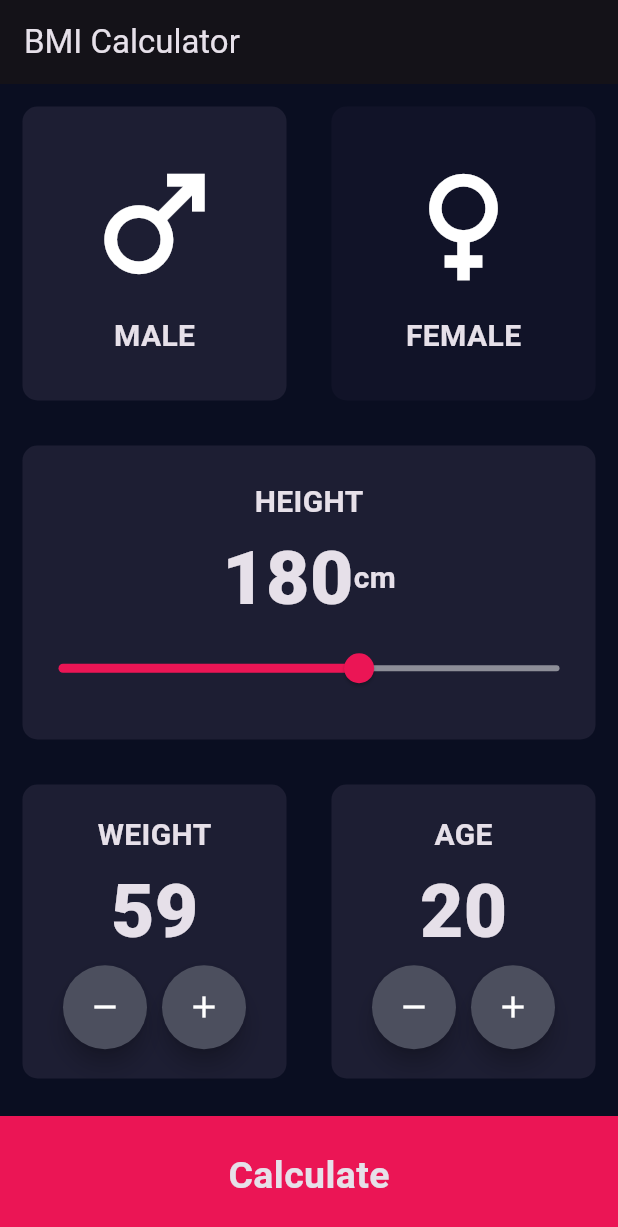
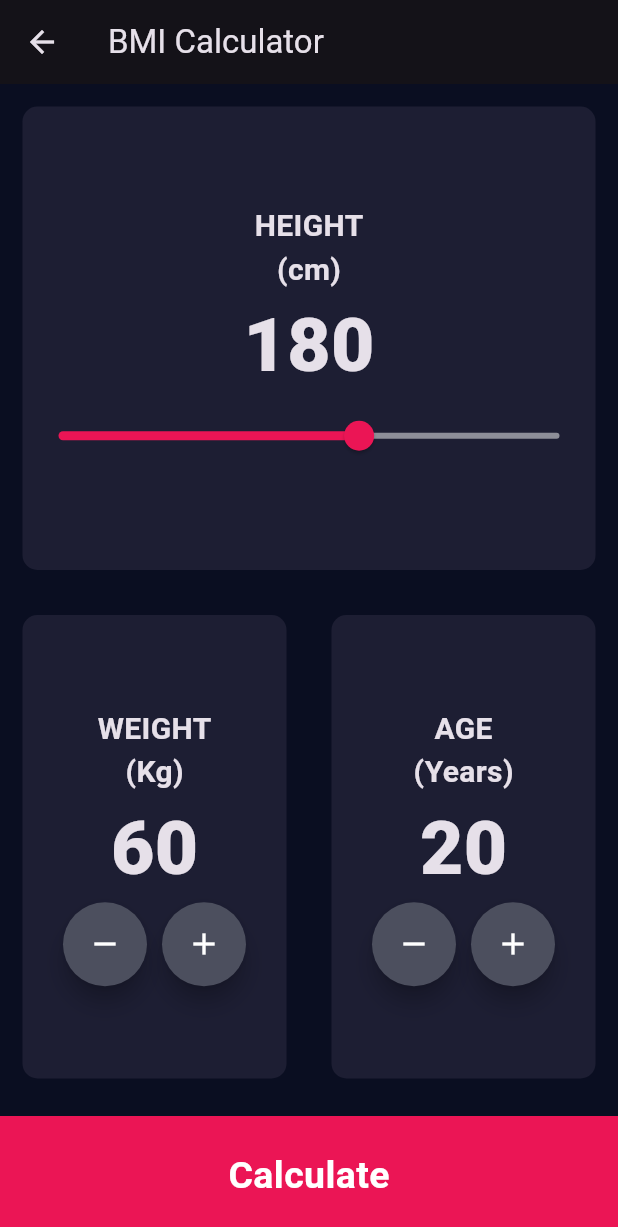
Before and after one commit to aliahmadshah56/Basic_Apps, a Flutter app: the screen it shows after launch, after a tap on "MALE", on a phone screen of 412 x 824 dp. Shown: the top 1227 px of the screen. Run offline on Flutter 3.47's test engine with Material 3 defaults, Android fonts, the light colour scheme and no system bars; our stand-ins replace assets_audio_player.

Commit message:
Gender Page

```diff
--- a/bmi/lib/InputPage.dart
+++ b/bmi/lib/InputPage.dart
@@ -1,77 +1,36 @@
-import 'package:bmi/calculateData.dart';
-import 'package:bmi/result.dart';
-import 'package:bmi/tStyle.dart';
 import 'package:flutter/material.dart';
-
 import 'calculateData.dart';
+import 'gen.dart';
+import 'result.dart';
+import 'tStyle.dart';
 import 'container.dart';
-import 'iconandtext.dart';
-
-enum Gender { male, female }
 
 class Input extends StatefulWidget {
-  const Input({super.key});
+  final Gender selectedGender;
+
+  const Input({super.key, required this.selectedGender});
 
   @override
-  State<Input> createState() => _InputState();
+  State<Input> createState() => _InputPageState();
 }
 
-class _InputState extends State<Input> {
-  Gender? selectGen;
-  int sHeight = 180;
-  int sliderw = 60;
-  int slidera = 20;
+class _InputPageState extends State<Input> {
+  int height = 180;
+  int weight = 60;
+  int age = 20;
 
   @override
   Widget build(BuildContext context) {
     return Scaffold(
       appBar: AppBar(
-          title: Text('BMI Calculator'),
+        title: const Text('BMI Calculator'),
       ),
       body: Column(
         crossAxisAlignment: CrossAxisAlignment.stretch,
         children: [
           Expanded(
-              child: Row(
-                children: [
-                  Expanded(
             child: RepaeatContainer(
-                      onPressed: () {
-                        setState(() {
-                          selectGen = Gender.male;
-                        });
-                      },
-                      color: selectGen == Gender.male
-                          ? activeColor
-                          : deActiveColor,
-                      cardWidget: columnWidget(
-                        ico: Icons.male,
-                        txt: 'MALE',
-                      ),
-                    ),
-                  ),
-                  Expanded(
-                    child: RepaeatContainer(
-                      onPressed: () {
-                        setState(() {
-                          selectGen = Gender.female;
-                        });
-                      },
-                      color: selectGen == Gender.female
-                          ? activeColor
-                          : deActiveColor,
-                      cardWidget: columnWidget(
-                        ico: Icons.female,
-                        txt: "FEMALE",
-                      ),
-                    ),
-                  ),
-                ],
-              ),
-            ),
-            Expanded(
-                child: new RepaeatContainer(
-              color: Color(0xFF1D1E33),
+              color: const Color(0xFF1D1E33),
               cardWidget: Column(
                 mainAxisAlignment: MainAxisAlignment.center,
                 children: [
@@ -79,41 +38,47 @@ class _InputState extends State<Input> {
                     'HEIGHT',
                     style: tStyle,
                   ),
+                  const Text('(cm)', style: tStyle),
                   Row(
                     mainAxisAlignment: MainAxisAlignment.center,
                     children: [
                       Text(
-                        sHeight.toString(),
+                        height.toString(),
                         style: nStyle,
                       ),
-                      Text('cm', style: tStyle),
                     ],
                   ),
                   Slider(
-                      value: sHeight.toDouble(),
+                    value: height.toDouble(),
                     min: 120,
                     max: 220,
-                      activeColor: Color(0XFFEB1555),
-                      inactiveColor: Color(0xFF8D8e98),
+                    activeColor: const Color(0XFFEB1555),
+                    inactiveColor: const Color(0xFF8D8e98),
                     onChanged: (double newValue) {
                       setState(() {
-                          sHeight = newValue.round();
+                        height = newValue.round();
                       });
-                      })
+                    },
+                  ),
                 ],
               ),
-            )),
+            ),
+          ),
           Expanded(
             child: Row(
               children: [
                 Expanded(
                   child: RepaeatContainer(
-                      color: Color(0xFF1D1E33),
+                    color: const Color(0xFF1D1E33),
                     cardWidget: Column(
                       mainAxisAlignment: MainAxisAlignment.center,
                       children: [
-                          Text('WEIGHT', style: tStyle),
-                          Text(sliderw.toString(), style: nStyle),
+                        const Text('WEIGHT', style: tStyle),
+                        const Text('(Kg)', style: tStyle),
+                        Text(
+                          weight.toString(),
+                          style: nStyle,
+                        ),
                         Row(
                           mainAxisAlignment: MainAxisAlignment.center,
                           children: [
@@ -121,16 +86,16 @@ class _InputState extends State<Input> {
                               icondata: Icons.remove,
                               onPress: () {
                                 setState(() {
-                                    sliderw--;
+                                  weight--;
                                 });
                               },
                             ),
-                              SizedBox(width: 10.0),
+                            const SizedBox(width: 10.0),
                             RoundIcon(
                               icondata: Icons.add,
                               onPress: () {
                                 setState(() {
-                                    sliderw++;
+                                  weight++;
                                 });
                               },
                             ),
@@ -141,19 +106,14 @@ class _InputState extends State<Input> {
                   ),
                 ),
                 Expanded(
-                      child: new RepaeatContainer(
-                          color: Color(0xFF1D1E33),
+                  child: RepaeatContainer(
+                    color: const Color(0xFF1D1E33),
                     cardWidget: Column(
                       mainAxisAlignment: MainAxisAlignment.center,
                       children: [
-                              Text(
-                                'AGE',
-                                style: tStyle,
-                              ),
-                              Text(
-                                slidera.toString(),
-                                style: nStyle,
-                              ),
+                        const Text('AGE', style: tStyle),
+                        const Text('(Years)', style: tStyle),
+                        Text(age.toString(), style: nStyle),
                         Row(
                           mainAxisAlignment: MainAxisAlignment.center,
                           children: [
@@ -161,50 +121,63 @@ class _InputState extends State<Input> {
                               icondata: Icons.remove,
                               onPress: () {
                                 setState(() {
-                                        slidera--;
+                                  age--;
                                 });
                               },
                             ),
-                                  SizedBox(width: 10.0),
+                            const SizedBox(width: 10.0),
                             RoundIcon(
                               icondata: Icons.add,
                               onPress: () {
                                 setState(() {
-                                        slidera++;
+                                  age++;
                                 });
                               },
                             ),
                           ],
-                              )
+                        ),
                       ],
-                          ))),
+                    ),
+                  ),
+                ),
               ],
             ),
           ),
           GestureDetector(
             onTap: () {
-                CalculateBrain calc =CalculateBrain(height: sHeight, weight: sliderw);
+              CalculateBrain calc =
+                  CalculateBrain(height: height, weight: weight);
               Navigator.push(
-                    context, MaterialPageRoute(builder: (context) => Result(
+                context,
+                MaterialPageRoute(
+                  builder: (context) => Result(
                     bmiR: calc.calculateBMI(),
+                    interpretation: calc.getInterpretation(),
+                    resultT: calc.getResult(),
                     interprataion: calc.getInterpretation(),
-                  resultT: calc.getResult(),
-                )));
+                  ),
+                ),
+              );
             },
             child: Container(
-                child: Center(
+              color: const Color(0xFFEB1555),
+              margin: const EdgeInsets.only(top: 10),
+              width: double.infinity,
+              height: 80,
+              child: const Center(
                 child: Text(
                   "Calculate",
-                  style: cStyle,
-                )),
-                color: Color(0xFFEB1555),
-                margin: EdgeInsets.only(top: 10),
-                width: double.infinity,
-                height: 80,
+                  style: TextStyle(
+                      fontSize: 25,
+                      fontWeight: FontWeight.bold,
+                      color: Colors.white),
                 ),
-            )
+              ),
+            ),
+          ),
         ],
-        ));
+      ),
+    );
   }
 }
 
@@ -212,7 +185,7 @@ class RoundIcon extends StatelessWidget {
   final IconData icondata;
   final VoidCallback onPress;
 
-  RoundIcon({required this.icondata, required this.onPress});
+  const RoundIcon({required this.icondata, required this.onPress});
 
   @override
   Widget build(BuildContext context) {
@@ -220,12 +193,12 @@ class RoundIcon extends StatelessWidget {
       child: Icon(icondata),
       onPressed: onPress,
       elevation: 6.0,
-      constraints: BoxConstraints.tightFor(
+      constraints: const BoxConstraints.tightFor(
         height: 56.0,
         width: 56.0,
       ),
-      shape: CircleBorder(),
-      fillColor: Color(0xFF4C4F5E),
+      shape: const CircleBorder(),
+      fillColor: const Color(0xFF4C4F5E),
     );
   }
 }
--- /dev/null
+++ b/bmi/lib/gen.dart
@@ -0,0 +1,94 @@
+import 'package:bmi/tStyle.dart';
+import 'package:flutter/material.dart';
+import 'InputPage.dart';
+import 'container.dart';
+import 'iconandtext.dart';
+
+enum Gender { male, female }
+
+class GenderSelection extends StatefulWidget {
+  const GenderSelection({super.key});
+
+  @override
+  State<GenderSelection> createState() => _GenderSelectionState();
+}
+
+class _GenderSelectionState extends State<GenderSelection> {
+  Gender? selectedGender;
+
+  @override
+  Widget build(BuildContext context) {
+    return Scaffold(
+      appBar: AppBar(
+        title: Center(
+            child: const Text(
+          'Select Gender',
+          style: tStyle,
+        )),
+      ),
+      body: Row(
+        crossAxisAlignment: CrossAxisAlignment.stretch,
+        mainAxisAlignment: MainAxisAlignment.spaceBetween,
+        children: [
+          Expanded(
+            child: Center(
+              child: Column(
+                crossAxisAlignment: CrossAxisAlignment.stretch,
+                children: [
+                  Expanded(
+                    child: RepaeatContainer(
+                      onPressed: () {
+                        setState(() {
+                          selectedGender = Gender.male;
+                          Navigator.push(
+                            context,
+                            MaterialPageRoute(
+                              builder: (context) => Input(
+                                selectedGender: selectedGender!,
+                              ),
+                            ),
+                          );
+                        });
+                      },
+                      color: selectedGender == Gender.male
+                          ? activeColor
+                          : deActiveColor,
+                      cardWidget: columnWidget(
+                        ico: Icons.male,
+                        txt: 'MALE',
+                      ),
+                    ),
+                  ),
+                  Expanded(
+                    child: RepaeatContainer(
+                      onPressed: () {
+                        setState(() {
+                          selectedGender = Gender.female;
+                          Navigator.push(
+                            context,
+                            MaterialPageRoute(
+                              builder: (context) => Input(
+                                selectedGender: selectedGender!,
+                              ),
+                            ),
+                          );
+                        });
+                      },
+                      color: selectedGender == Gender.female
+                          ? activeColor
+                          : deActiveColor,
+                      cardWidget: columnWidget(
+                        ico: Icons.female,
+                        txt: 'FEMALE',
+                      ),
+                    ),
+                  ),
+                ],
+              ),
+            ),
+          ),
+        ],
+      ),
+    );
+  }
+}
--- /dev/null
+++ b/bmi/lib/input_page.dart
@@ -0,0 +1 @@
+// TODO Implement this library.
--- a/bmi/lib/main.dart
+++ b/bmi/lib/main.dart
@@ -1,6 +1,5 @@
 import 'package:flutter/material.dart';
-
-import 'InputPage.dart';
+import 'gen.dart';
 
 void main() => runApp(BMI());
 
@@ -11,10 +10,10 @@ class BMI extends StatelessWidget {
   Widget build(BuildContext context) {
     return MaterialApp(
       debugShowCheckedModeBanner: false,
-      home: Input(),
+      home: const GenderSelection(),
       theme: ThemeData.dark().copyWith(
-        primaryColor: Color(0xFF0A0E21),
-        scaffoldBackgroundColor: Color(0xFF0A0E21),
+        primaryColor: const Color(0xFF0A0E21),
+        scaffoldBackgroundColor: const Color(0xFF0A0E21),
       ),
     );
   }
--- a/bmi/lib/result.dart
+++ b/bmi/lib/result.dart
@@ -1,11 +1,11 @@
 import 'package:bmi/tStyle.dart';
 import 'package:flutter/material.dart';
 
-import 'InputPage.dart';
 import 'container.dart';
+import 'gen.dart';
 
 class Result extends StatelessWidget {
-  Result({required this.bmiR,required this.interprataion,required this.resultT});
+  Result({required this.bmiR,required this.interprataion,required this.resultT, required String interpretation});
  final String bmiR;
  final String resultT;
  final String interprataion;
@@ -50,7 +50,7 @@ class Result extends StatelessWidget {
           )),
           GestureDetector(
             onTap: (){
-              Navigator.push(context, MaterialPageRoute(builder: (context)=>Input()));
+              Navigator.push(context, MaterialPageRoute(builder: (context)=>GenderSelection()));
             },
             child: Container(
               child: Center(child: Text("Recalculate",style: cStyle,)),
```
Lines whose indentation alone changed are shown as unchanged.
